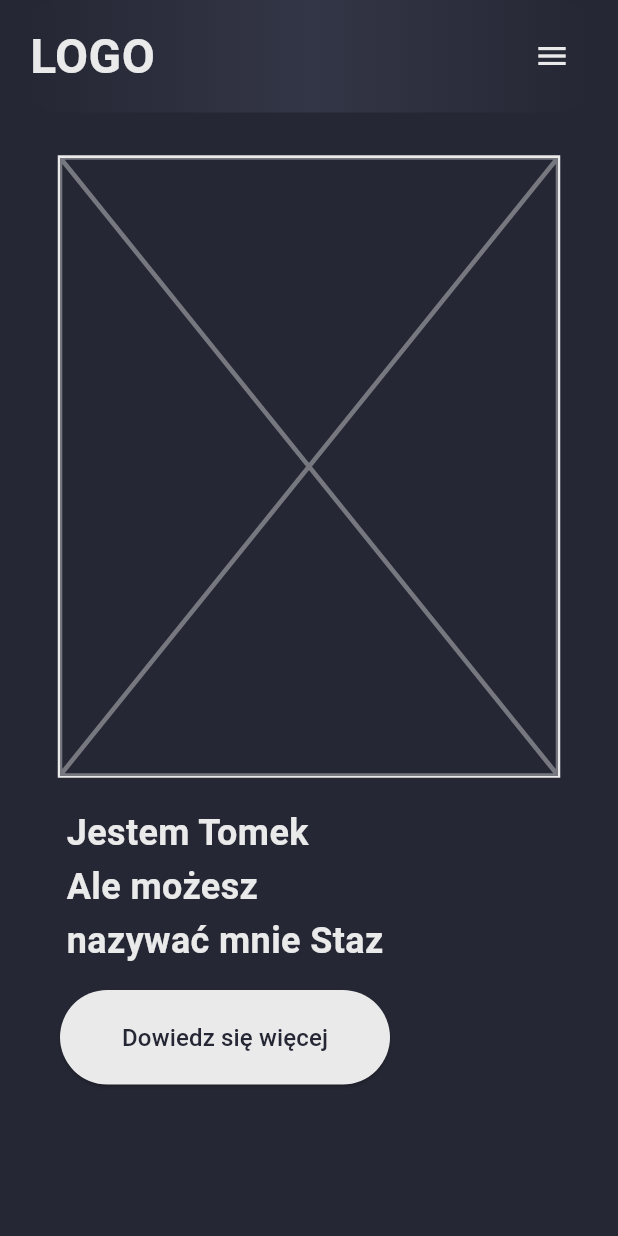
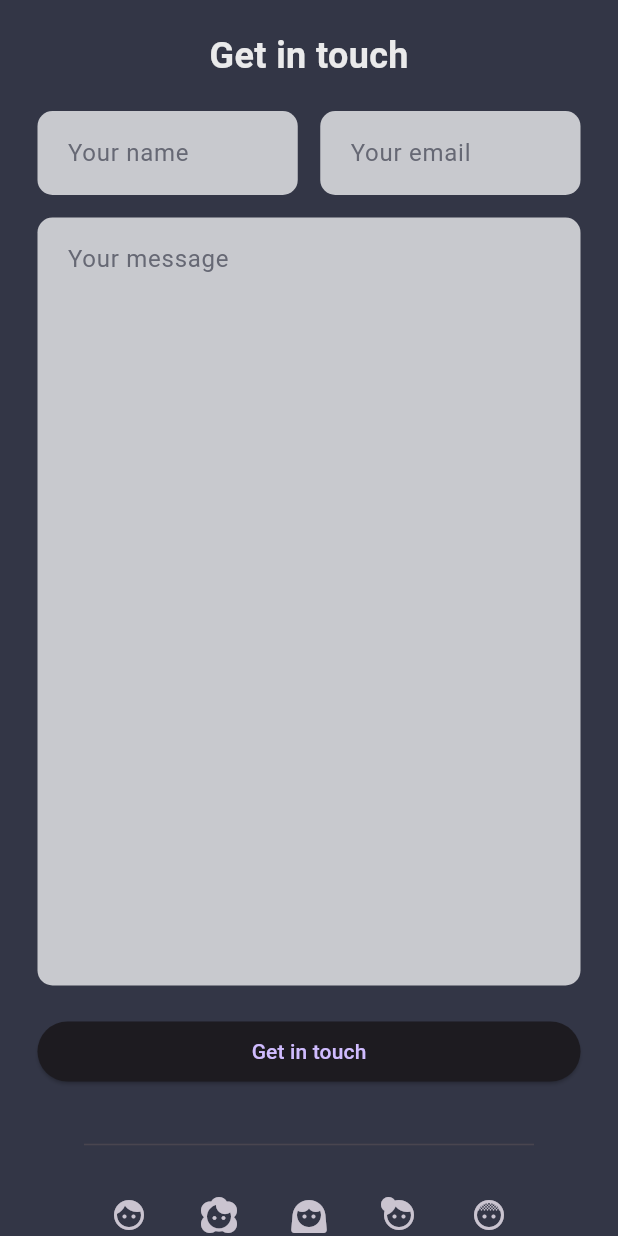
Before and after one commit to t-rogalski/kursflutter, a Flutter app: the screen it shows after launch, on a phone screen of 412 x 824 dp. Run offline on Flutter 3.47's test engine with Material 3 defaults, Android fonts, the phone set to English and light mode, and no system bars; missing offline and left inert: dart:js.

Commit message:
Dodanie kontaktu

```diff
--- a/lib/pages/home_page.dart
+++ b/lib/pages/home_page.dart
@@ -3,6 +3,8 @@ import 'package:flutter_application_1/constants/colors.dart';
 import 'package:flutter_application_1/constants/size.dart';
 import 'package:flutter_application_1/utils/character_utils.dart';
 import 'package:flutter_application_1/widgets/characters_section.dart';
+import 'package:flutter_application_1/widgets/contact_section.dart';
+import 'package:flutter_application_1/widgets/custom_text_field.dart';
 import 'package:flutter_application_1/widgets/drawer_mobile.dart';
 import 'package:flutter_application_1/widgets/main_desktop.dart';
 import 'package:flutter_application_1/widgets/main_mobile.dart';
@@ -36,47 +38,49 @@ class _HomePageState extends State<HomePage> {
           body: ListView(
             scrollDirection: Axis.vertical,
             children: [
-              //NAVBAR
-              constraints.maxWidth >= kminWidth
-                  ? NavbarDesktop()
-                  : NavbarMobile(
-                      onMenuTap: () =>
-                          _scaffoldKey.currentState?.openEndDrawer(),
-                    ),
+              // //NAVBAR
+              // constraints.maxWidth >= kminWidth
+              //     ? NavbarDesktop()
+              //     : NavbarMobile(
+              //         onMenuTap: () =>
+              //             _scaffoldKey.currentState?.openEndDrawer(),
+              //       ),
 
-              //MAIN
-              constraints.maxWidth >= kminWidth ? MainDesktop() : MainMobile(),
+              // //MAIN
+              // constraints.maxWidth >= kminWidth ? MainDesktop() : MainMobile(),
 
-              //SKILLS
-              Container(
-                width: screenWidth,
-                padding: EdgeInsets.fromLTRB(25, 20, 25, 60),
-                color: Colors.blueGrey,
-                child: Column(
-                  mainAxisSize: MainAxisSize.min,
-                  children: [
-                    Text(
-                      "Co umiem?",
-                      style: TextStyle(
-                        fontSize: 24,
-                        color: CustomColor.whitePrimary,
-                        fontWeight: FontWeight.bold,
-                      ),
-                    ),
-                    SizedBox(height: 30),
+              // //SKILLS
+              // Container(
+              //   width: screenWidth,
+              //   padding: EdgeInsets.fromLTRB(25, 20, 25, 60),
+              //   color: Colors.blueGrey,
+              //   child: Column(
+              //     mainAxisSize: MainAxisSize.min,
+              //     children: [
+              //       Text(
+              //         "Co umiem?",
+              //         style: TextStyle(
+              //           fontSize: 24,
+              //           color: CustomColor.whitePrimary,
+              //           fontWeight: FontWeight.bold,
+              //         ),
+              //       ),
+              //       SizedBox(height: 30),
 
-                    //platforms & skills
-                    constraints.maxWidth >= kmedWidth
-                        ? SkillsDesktop()
-                        : SkillsMobile(),
-                  ],
-                ),
-              ),
-              SizedBox(height: 20),
-              //CHARACTERS
-              CharactersSection(),
+              //       //platforms & skills
+              //       constraints.maxWidth >= kmedWidth
+              //           ? SkillsDesktop()
+              //           : SkillsMobile(),
+              //     ],
+              //   ),
+              // ),
+              // SizedBox(height: 20),
+
+              // //CHARACTERS
+              // CharactersSection(),
+              // SizedBox(height: 20),
               //CONTACT
-              Container(height: 500, width: double.maxFinite),
+              ContactSection(),
             ],
           ),
         );
--- /dev/null
+++ b/lib/widgets/contact_section.dart
@@ -0,0 +1,82 @@
+import 'package:flutter/material.dart';
+import 'package:flutter_application_1/constants/colors.dart';
+import 'package:flutter_application_1/widgets/custom_text_field.dart';
+
+class ContactSection extends StatelessWidget {
+  const ContactSection({super.key});
+
+  @override
+  Widget build(BuildContext context) {
+    return Container(
+      padding: EdgeInsets.fromLTRB(25, 20, 25, 60),
+      color: CustomColor.bgLightk,
+      child: Column(
+        children: [
+          Text(
+            "Get in touch",
+            style: TextStyle(
+              fontWeight: FontWeight.bold,
+              fontSize: 24,
+              color: CustomColor.whitePrimary,
+            ),
+          ),
+          SizedBox(height: 20),
+          ConstrainedBox(
+            constraints: BoxConstraints(maxWidth: 700),
+            child: Row(
+              children: [
+                // name
+                Flexible(child: CustomTextField(hintText: "Your name")),
+
+                // email
+                SizedBox(width: 15),
+                Flexible(child: CustomTextField(hintText: "Your email")),
+              ],
+            ),
+          ),
+          SizedBox(height: 15),
+
+          // message
+          ConstrainedBox(
+            constraints: BoxConstraints(maxWidth: 700),
+            child: CustomTextField(hintText: "Your message", maxLines: 20),
+          ),
+          SizedBox(height: 20),
+
+          // send button
+          ConstrainedBox(
+            constraints: BoxConstraints(maxWidth: 700),
+            child: SizedBox(
+              width: double.maxFinite,
+              child: ElevatedButton(
+                onPressed: () {},
+                child: Text("Get in touch"),
+              ),
+            ),
+          ),
+          SizedBox(height: 30),
+
+          ConstrainedBox(
+            constraints: BoxConstraints(maxWidth: 300),
+            child: Divider(),
+          ),
+          SizedBox(height: 15),
+
+          // SNS icon button links
+          Wrap(
+            spacing: 12,
+            runSpacing: 12,
+            alignment: WrapAlignment.center,
+            children: [
+              IconButton(icon: Icon(Icons.face), onPressed: () {}),
+              IconButton(icon: Icon(Icons.face_2), onPressed: () {}),
+              IconButton(icon: Icon(Icons.face_3), onPressed: () {}),
+              IconButton(icon: Icon(Icons.face_4), onPressed: () {}),
+              IconButton(icon: Icon(Icons.face_5), onPressed: () {}),
+            ],
+          ),
+        ],
+      ),
+    );
+  }
+}
--- /dev/null
+++ b/lib/widgets/custom_text_field.dart
@@ -0,0 +1,40 @@
+import 'package:flutter/material.dart';
+import 'package:flutter_application_1/constants/colors.dart';
+
+class CustomTextField extends StatelessWidget {
+  const CustomTextField({
+    super.key,
+    this.controller,
+    this.hintText,
+    this.maxLines = 1,
+  });
+  final TextEditingController? controller;
+  final int maxLines;
+  final String? hintText;
+
+  @override
+  Widget build(BuildContext context) {
+    return TextField(
+      controller: controller,
+      maxLines: maxLines,
+      style: TextStyle(color: CustomColor.scaffoldBg),
+      decoration: InputDecoration(
+        contentPadding: EdgeInsets.all(16),
+        filled: true,
+        fillColor: CustomColor.whiteSecondary,
+        focusedBorder: getInputBorder,
+        enabledBorder: getInputBorder,
+        border: getInputBorder,
+        hintText: hintText,
+        hintStyle: TextStyle(color: CustomColor.hintDark),
+      ),
+    );
+  }
+
+  OutlineInputBorder get getInputBorder {
+    return OutlineInputBorder(
+      borderRadius: BorderRadius.circular(10),
+      borderSide: BorderSide.none,
+    );
+  }
+}
```
